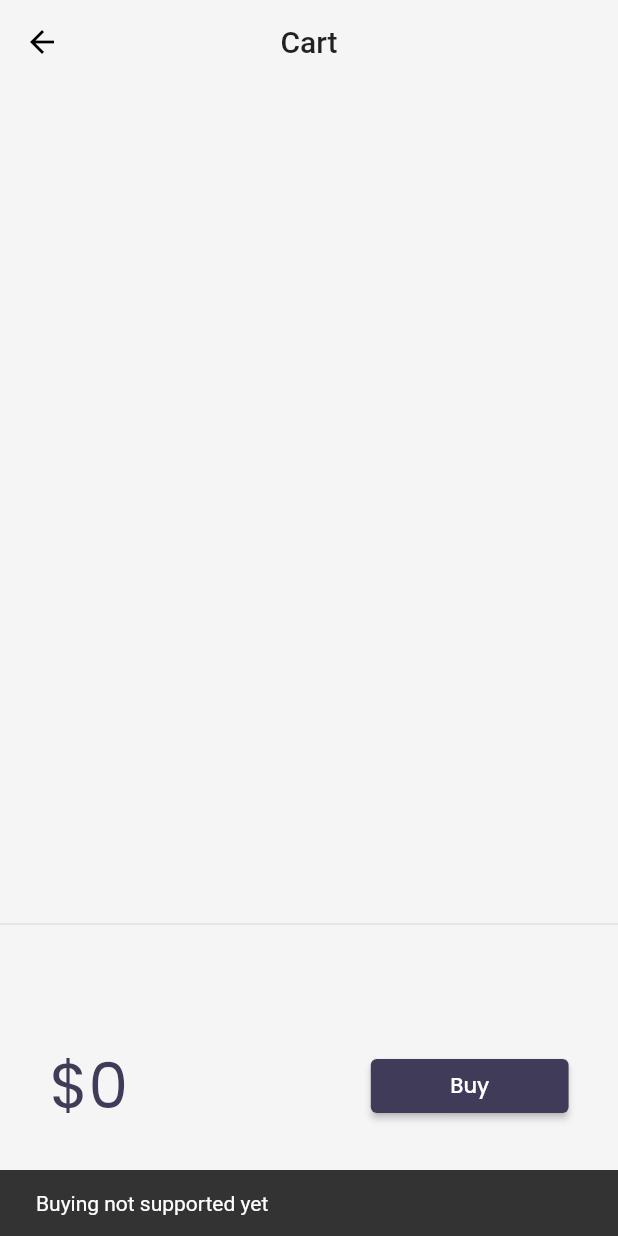
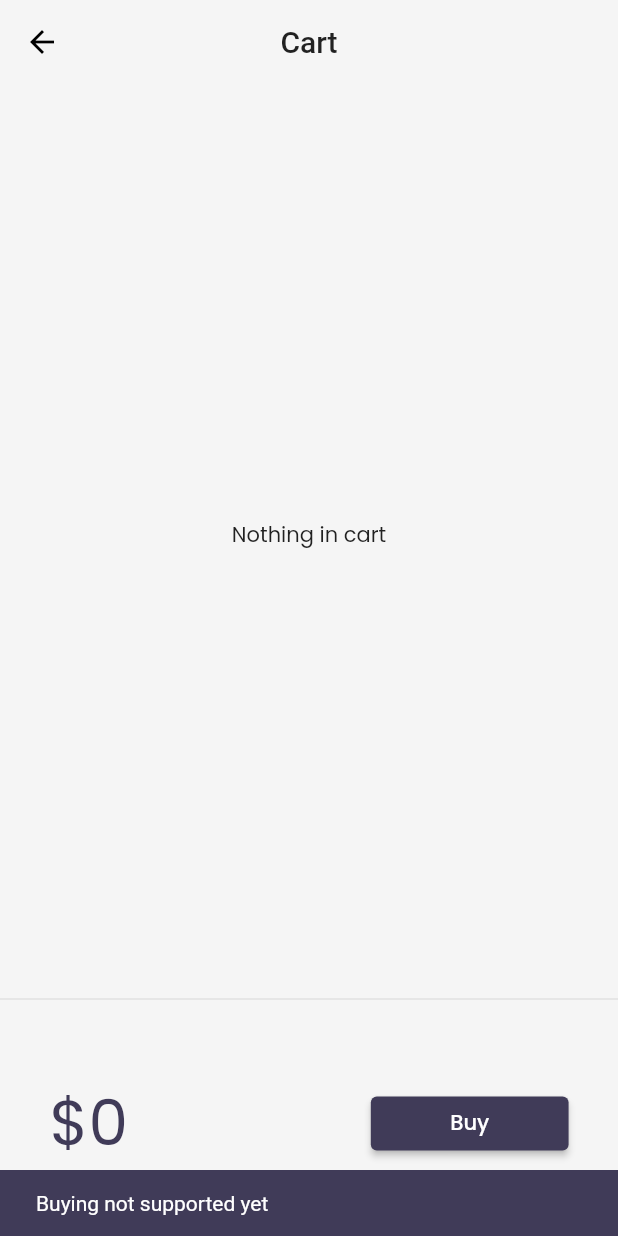
Before and after one commit to yadavvikas007/flutter-catalog-app, a Flutter app: the CartPage screen opened by its route, after a tap on "Buy", on a phone screen of 412 x 824 dp. Run offline on Flutter 3.47's test engine with Material 2 defaults, Android fonts, the phone set to English and light mode, and no system bars; drawn by our look-alikes of velocity_x; our stand-ins replace google_fonts; network calls fail.

Commit message:
Day 19 commit

```diff
--- /dev/null
+++ b/lib/core/store.dart
@@ -0,0 +1,13 @@
+import 'package:flutter_catalog/models/cart.dart';
+import 'package:flutter_catalog/models/catalog.dart';
+import 'package:velocity_x/velocity_x.dart';
+
+class MyStore extends VxStore {
+  CatalogModel catalog;
+  CartModel cart;
+  MyStore() {
+    catalog = CatalogModel();
+    cart = CartModel();
+    cart.catalog = catalog;
+  }
+}
--- a/lib/main.dart
+++ b/lib/main.dart
@@ -1,12 +1,14 @@
 import 'package:flutter/material.dart';
+import 'package:flutter_catalog/core/store.dart';
 import 'package:flutter_catalog/pages/cart_page.dart';
 import 'package:flutter_catalog/pages/home_page.dart';
 import 'package:flutter_catalog/pages/login_page.dart';
 import 'package:flutter_catalog/utils/routes.dart';
 import 'package:flutter_catalog/widgets/themes.dart';
+import 'package:velocity_x/velocity_x.dart';
 
 void main() {
-  runApp(MyApp());
+  runApp(VxState(store: MyStore(), child: MyApp()));
 }
 
 class MyApp extends StatelessWidget {
--- a/lib/models/cart.dart
+++ b/lib/models/cart.dart
@@ -1,10 +1,9 @@
+import 'package:flutter_catalog/core/store.dart';
 import 'package:flutter_catalog/models/catalog.dart';
 import 'package:flutter_catalog/widgets/home_widgets/catalog_list.dart';
+import 'package:velocity_x/velocity_x.dart';
 
 class CartModel {
-  static final cartModel = CartModel._internal();
-  CartModel._internal();
-  factory CartModel() => cartModel;
   //catalog field
   CatalogModel _catalog;
   //collections of ids
@@ -21,13 +20,31 @@ class CartModel {
   num get totalPrice =>
       items.fold(0, (total, current) => total + current.price);
 
-  //add item
-  void add(Item item) {
-    _itemIDs.add(item.id);
-  }
+  // //add item
+  // void add(Item item) {
+  //   _itemIDs.add(item.id);
+  // }
 
-  //remove item
-  void remove(Item item) {
-    _itemIDs.remove(item.id);
+  // //remove item
+  // void remove(Item item) {
+  //   _itemIDs.remove(item.id);
+  // }
+}
+
+class AddMutation extends VxMutation<MyStore> {
+  final Item item;
+  AddMutation(this.item);
+  @override
+  perform() {
+    store.cart._itemIDs.add(item.id);
   }
 }
+
+class RemoveMutation extends VxMutation<MyStore> {
+  final Item item;
+  RemoveMutation(this.item);
+  @override
+  perform() {
+    store.cart._itemIDs.remove(item.id);
+  }
+}
--- a/lib/models/catalog.dart
+++ b/lib/models/catalog.dart
@@ -1,7 +1,4 @@
 class CatalogModel {
-  static final cartModel = CatalogModel._internal();
-  CatalogModel._internal();
-  factory CatalogModel() => cartModel;
   static List<Item> items;
   Item getById(int id) =>
       items.firstWhere((element) => element.id == id, orElse: null);
--- a/lib/pages/cart_page.dart
+++ b/lib/pages/cart_page.dart
@@ -1,4 +1,5 @@
 import 'package:flutter/material.dart';
+import 'package:flutter_catalog/core/store.dart';
 import 'package:flutter_catalog/models/cart.dart';
 import 'package:flutter_catalog/widgets/themes.dart';
 import 'package:velocity_x/velocity_x.dart';
@@ -15,7 +16,7 @@ class CartPage extends StatelessWidget {
       ),
       body: Column(
         children: [
-          _CartList().p32().expand(),
+          _CartList().p16().expand(),
           Divider(),
           _CartTotal(),
         ],
@@ -25,24 +26,37 @@ class CartPage extends StatelessWidget {
 }
 
 class _CartTotal extends StatelessWidget {
-  final _cart = CartModel();
   @override
   Widget build(BuildContext context) {
+    final CartModel _cart = (VxState.store as MyStore).cart;
     return SizedBox(
-      height: 200,
+      height: 150,
       child: Row(
         mainAxisAlignment: MainAxisAlignment.spaceAround,
         children: [
-          "\$${_cart.totalPrice}"
+          VxBuilder(
+            builder: (context, _) {
+              return "\$${_cart.totalPrice}"
                   .text
                   .xl5
                   .color(context.theme.accentColor)
-              .make(),
+                  .make();
+            },
+            mutations: {RemoveMutation},
+          ),
           30.widthBox,
           ElevatedButton(
             onPressed: () {
               ScaffoldMessenger.of(context).showSnackBar(
-                  SnackBar(content: "Buying not supported yet".text.make()));
+                SnackBar(
+                  content: "Buying not supported yet"
+                      .text
+                      .color(Colors.white)
+                      .make(),
+                  duration: Duration(seconds: 2),
+                  backgroundColor: context.theme.buttonColor,
+                ),
+              );
             },
             style: ButtonStyle(
                 backgroundColor:
@@ -55,23 +69,23 @@ class _CartTotal extends StatelessWidget {
   }
 }
 
-class _CartList extends StatefulWidget {
-  @override
-  __CartListState createState() => __CartListState();
-}
-
-class __CartListState extends State<_CartList> {
-  final _cart = CartModel();
+class _CartList extends StatelessWidget {
   @override
   Widget build(BuildContext context) {
-    return ListView.builder(
+    VxState.listen(context, to: [RemoveMutation]);
+    final CartModel _cart = (VxState.store as MyStore).cart;
+    return _cart.items.isEmpty
+        ? "Nothing in cart".text.makeCentered()
+        : ListView.builder(
             itemCount: _cart.items?.length,
             itemBuilder: (context, index) => ListTile(
-        leading: Icon(Icons.done),
+              leading: CircleAvatar(
+                backgroundImage: NetworkImage(_cart.items[index].image),
+                backgroundColor: Colors.white,
+              ),
               trailing: IconButton(
                   icon: Icon(Icons.remove_circle_outline),
-          onPressed: () {},
-        ),
+                  onPressed: () => RemoveMutation(_cart.items[index])),
               title: _cart.items[index].name.text.make(),
             ),
           );
--- a/lib/pages/home_page.dart
+++ b/lib/pages/home_page.dart
@@ -4,11 +4,8 @@ import 'package:flutter/services.dart';
 import 'dart:convert';
 import 'package:flutter_catalog/models/catalog.dart';
 import 'package:flutter_catalog/utils/routes.dart';
-import 'package:flutter_catalog/widgets/drawer.dart';
 import 'package:flutter_catalog/widgets/home_widgets/catalog_header.dart';
 import 'package:flutter_catalog/widgets/home_widgets/catalog_list.dart';
-import 'package:flutter_catalog/widgets/item_widget.dart';
-import 'package:flutter_catalog/widgets/themes.dart';
 import 'package:velocity_x/velocity_x.dart';
 
 class HomePage extends StatefulWidget {
--- /dev/null
+++ b/lib/widgets/home_widgets/add_to_cart.dart
@@ -0,0 +1,42 @@
+import 'package:flutter/cupertino.dart';
+import 'package:flutter/material.dart';
+import 'package:flutter_catalog/core/store.dart';
+import 'package:flutter_catalog/models/cart.dart';
+import 'package:flutter_catalog/models/catalog.dart';
+import 'package:flutter_catalog/widgets/themes.dart';
+import 'package:velocity_x/velocity_x.dart';
+
+class AddToCart extends StatelessWidget {
+  final Item catalog;
+  AddToCart({Key key, this.catalog}) : super(key: key);
+  //final _cart = CartModel();
+  @override
+  Widget build(BuildContext context) {
+    VxState.listen(context, to: [AddMutation, RemoveMutation]);
+    final CartModel _cart = (VxState.store as MyStore).cart;
+
+    bool isInCart = _cart.items.contains(catalog) ?? false;
+    return ElevatedButton(
+      onPressed: () {
+        if (!isInCart) {
+          AddMutation(catalog);
+        }
+        ScaffoldMessenger.of(context).showSnackBar(
+          SnackBar(
+            content: "Added to cart".text.color(Colors.white).make(),
+            duration: Duration(seconds: 1),
+            backgroundColor: context.theme.buttonColor,
+          ),
+        );
+      },
+      style: ButtonStyle(
+          backgroundColor: MaterialStateProperty.all(
+            context.theme.buttonColor,
+          ),
+          shape: MaterialStateProperty.all(
+            StadiumBorder(),
+          )),
+      child: isInCart ? Icon(Icons.done) : Icon(CupertinoIcons.cart_badge_plus),
+    );
+  }
+}
```
Also changed, not shown: lib/pages/home_detail_page.dart (+3 -11 lines), lib/widgets/home_widgets/catalog_list.dart (+3 -34 lines). Lines whose indentation alone changed are shown as unchanged.
